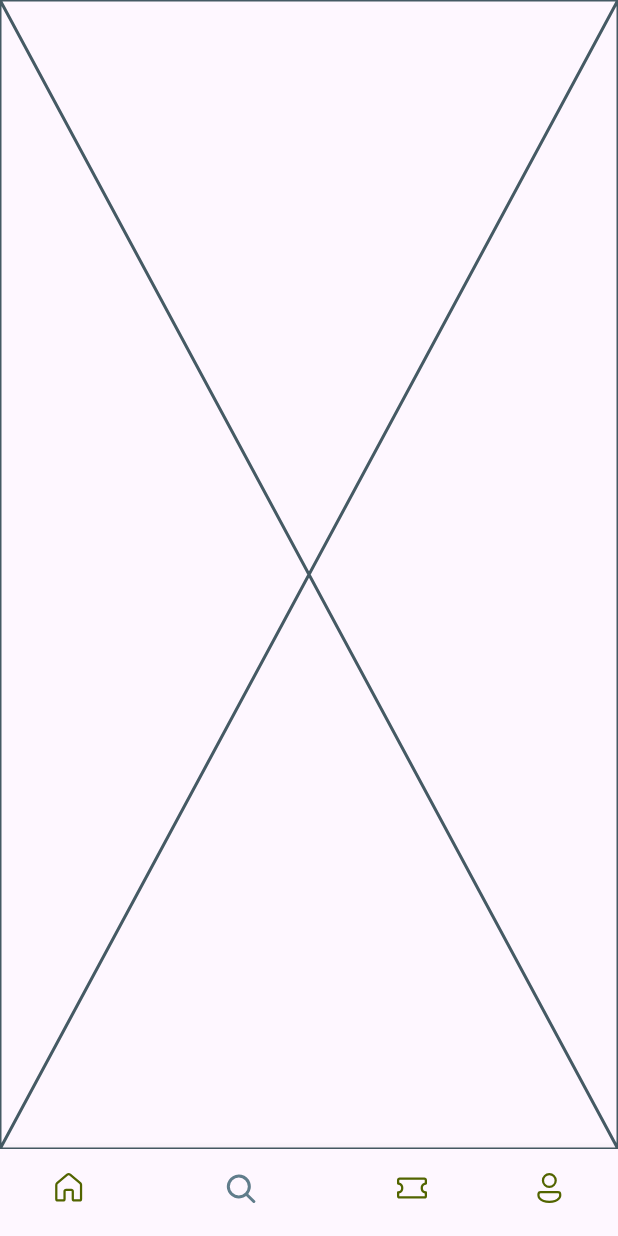
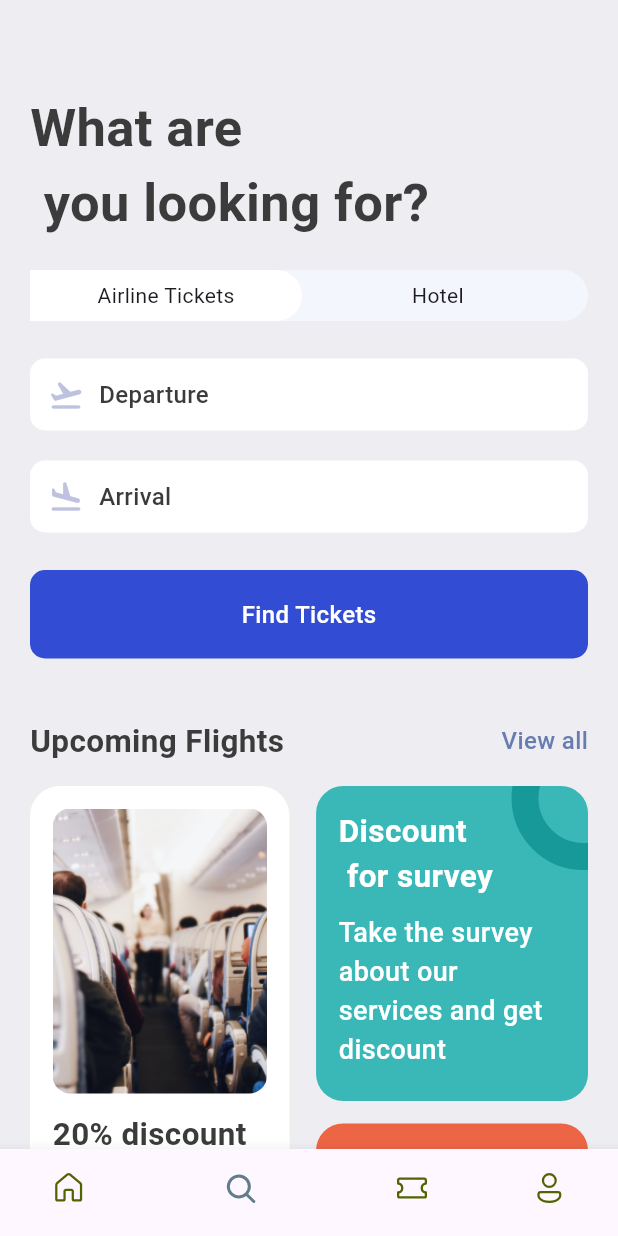
Before and after one commit to jose-oyuko/ticket-app, a Flutter app: the screen it shows after launch, item 2 of the bottom bar chosen, on a phone screen of 412 x 824 dp. Run offline on Flutter 3.47's test engine with Material 3 defaults, Android fonts, the phone set to English and light mode, and no system bars; our stand-ins replace fluentui_icons.

Commit message:
added search screen

```diff
--- a/lib/base/res/media.dart
+++ b/lib/base/res/media.dart
@@ -2,4 +2,5 @@ class AppMedia {
   static const _baseImage = "assets/assets/images";
   static const logo = '$_baseImage/logo.png';
   static const hotelRoom = '$_baseImage/hotel_room.png';
+  static const planeSit = '$_baseImage/plane_sit.jpg';
 }
--- a/lib/base/res/style/app_styles.dart
+++ b/lib/base/res/style/app_styles.dart
@@ -9,6 +9,9 @@ class AppStyles {
   static Color ticketBlue = const Color(0xff526799);
   static Color tickectOrange = const Color(0xFFF37B67);
   static Color kakiColor = const Color(0xFFd2bdb6);
+  static Color planeColor = const Color(0xFFBFC2DF);
+  static Color findTicketColor = const Color(0xD91130CE);
+  static Color circleColor = const Color(0xFF189999);
   static TextStyle textStyle = TextStyle(
     fontSize: 16,
     fontWeight: FontWeight.w500,
--- a/lib/main.dart
+++ b/lib/main.dart
@@ -1,7 +1,7 @@
 import 'package:flutter/material.dart';
 import 'package:flutter_projects/base/bottom_nav_bar.dart';
 import 'package:flutter_projects/base/utils/app_routes.dart';
-import 'package:flutter_projects/screens/all_tickets.dart';
+import 'package:flutter_projects/screens/home/all_tickets.dart';
 
 void main() {
   runApp(const MyApp());
--- a/lib/screens/search/search_screen.dart
+++ b/lib/screens/search/search_screen.dart
@@ -1,10 +1,48 @@
 import 'package:flutter/material.dart';
+import 'package:flutter_projects/base/res/style/app_styles.dart';
+import 'package:flutter_projects/base/widgets/app_double_text.dart';
+import 'package:flutter_projects/screens/search/widgets/app_text_icon.dart';
+import 'package:flutter_projects/screens/search/widgets/app_ticket_tabs.dart';
+import 'package:flutter_projects/screens/search/widgets/find_tickets.dart';
+import 'package:flutter_projects/screens/search/widgets/ticket_promotion.dart';
 
 class SearchScreen extends StatelessWidget {
   const SearchScreen({super.key});
 
   @override
   Widget build(BuildContext context) {
-    return const Placeholder();
+    return Scaffold(
+      backgroundColor: AppStyles.bgColor,
+      body: ListView(
+        padding: EdgeInsets.symmetric(horizontal: 20, vertical: 20),
+        children: [
+          SizedBox(height: 40),
+          Text(
+            "What are \n you looking for?",
+            style: AppStyles.headLineStyle1.copyWith(fontSize: 35),
+          ),
+          SizedBox(height: 20),
+          const AppTicketTabs(),
+          const SizedBox(height: 25),
+          const AppTextIcon(
+            icon: Icons.flight_takeoff_rounded,
+            text: 'Departure',
+          ),
+          const SizedBox(height: 20),
+          const AppTextIcon(icon: Icons.flight_land_rounded, text: 'Arrival'),
+          const SizedBox(height: 25),
+          const FindTickets(),
+          const SizedBox(height: 40),
+          AppDoubleText(
+            bigText: "Upcoming Flights",
+            smallText: "View all",
+            func: () => {},
+          ),
+          const SizedBox(height: 15),
+
+          const TicketPromotion(),
+        ],
+      ),
+    );
   }
 }
--- /dev/null
+++ b/lib/screens/search/widgets/app_text_icon.dart
@@ -0,0 +1,26 @@
+import 'package:flutter/material.dart';
+import 'package:flutter_projects/base/res/style/app_styles.dart';
+
+class AppTextIcon extends StatelessWidget {
+  final IconData icon;
+  final String text;
+  const AppTextIcon({super.key, required this.icon, required this.text});
+
+  @override
+  Widget build(BuildContext context) {
+    return Container(
+      padding: EdgeInsets.symmetric(vertical: 12, horizontal: 12),
+      decoration: BoxDecoration(
+        borderRadius: BorderRadius.circular(10),
+        color: Colors.white,
+      ),
+      child: Row(
+        children: [
+          Icon(icon, color: AppStyles.planeColor),
+          const SizedBox(width: 10),
+          Text(text, style: AppStyles.textStyle),
+        ],
+      ),
+    );
+  }
+}
--- /dev/null
+++ b/lib/screens/search/widgets/app_ticket_tabs.dart
@@ -0,0 +1,26 @@
+import 'package:flutter/material.dart';
+import 'package:flutter_projects/screens/search/widgets/search_text_container.dart';
+
+class AppTicketTabs extends StatelessWidget {
+  const AppTicketTabs({super.key});
+
+  @override
+  Widget build(BuildContext context) {
+    return Container(
+      decoration: BoxDecoration(
+        borderRadius: BorderRadius.circular(50),
+        color: Color(0xfff4f6fd),
+      ),
+      child: Row(
+        children: [
+          SearchTextContainer(text: "Airline Tickets", color: Colors.white),
+          SearchTextContainer(
+            text: "Hotel",
+            color: Colors.transparent,
+            right: false,
+          ),
+        ],
+      ),
+    );
+  }
+}
--- /dev/null
+++ b/lib/screens/search/widgets/find_tickets.dart
@@ -0,0 +1,23 @@
+import 'package:flutter/material.dart';
+import 'package:flutter_projects/base/res/style/app_styles.dart';
+
+class FindTickets extends StatelessWidget {
+  const FindTickets({super.key});
+
+  @override
+  Widget build(BuildContext context) {
+    return Container(
+      padding: EdgeInsets.symmetric(vertical: 18, horizontal: 18),
+      decoration: BoxDecoration(
+        borderRadius: BorderRadius.circular(10),
+        color: AppStyles.findTicketColor,
+      ),
+      child: Center(
+        child: Text(
+          "Find Tickets",
+          style: AppStyles.textStyle.copyWith(color: Colors.white),
+        ),
+      ),
+    );
+  }
+}
--- /dev/null
+++ b/lib/screens/search/widgets/search_text_container.dart
@@ -0,0 +1,30 @@
+import 'package:flutter/material.dart';
+
+class SearchTextContainer extends StatelessWidget {
+  final String text;
+  final Color color;
+  final bool right;
+  const SearchTextContainer({
+    super.key,
+    required this.text,
+    required this.color,
+    this.right = true,
+  });
+
+  @override
+  Widget build(BuildContext context) {
+    final size = MediaQuery.of(context).size;
+    return Container(
+      padding: EdgeInsets.symmetric(vertical: 7),
+      width: size.width * .44,
+      decoration: BoxDecoration(
+        color: color,
+        borderRadius:
+            right == true
+                ? const BorderRadius.horizontal(right: Radius.circular(50))
+                : const BorderRadius.horizontal(left: Radius.circular(50)),
+      ),
+      child: Center(child: Text(text)),
+    );
+  }
+}
--- /dev/null
+++ b/lib/screens/search/widgets/ticket_promotion.dart
@@ -0,0 +1,133 @@
+import 'package:flutter/material.dart';
+import 'package:flutter_projects/base/res/media.dart';
+import 'package:flutter_projects/base/res/style/app_styles.dart';
+
+class TicketPromotion extends StatelessWidget {
+  const TicketPromotion({super.key});
+
+  @override
+  Widget build(BuildContext context) {
+    final size = MediaQuery.of(context).size;
+    return Row(
+      mainAxisAlignment: MainAxisAlignment.spaceBetween,
+      children: [
+        Container(
+          padding: EdgeInsets.symmetric(horizontal: 15, vertical: 15),
+          width: size.width * .42,
+          height: 435,
+          decoration: BoxDecoration(
+            borderRadius: BorderRadius.circular(20),
+            color: Colors.white,
+            boxShadow: [
+              BoxShadow(
+                color: Colors.grey.shade200,
+                blurRadius: 1,
+                spreadRadius: 2,
+              ),
+            ],
+          ),
+          child: Column(
+            children: [
+              Container(
+                height: 190,
+                decoration: BoxDecoration(
+                  borderRadius: BorderRadius.circular(12),
+                  image: DecorationImage(
+                    fit: BoxFit.cover,
+                    image: AssetImage(AppMedia.planeSit),
+                  ),
+                ),
+              ),
+              SizedBox(height: 12),
+              Text(
+                "20% discount on the ealry booking  of this flight. Don't miss",
+                style: AppStyles.headLineStyle2,
+              ),
+            ],
+          ),
+        ),
+        Column(
+          children: [
+            Stack(
+              children: [
+                Container(
+                  padding: EdgeInsets.symmetric(vertical: 15, horizontal: 15),
+                  width: size.width * .44,
+                  height: 210,
+                  decoration: BoxDecoration(
+                    color: const Color(0xFF3AB8B8),
+                    borderRadius: BorderRadius.circular(18),
+                  ),
+                  child: Column(
+                    crossAxisAlignment: CrossAxisAlignment.start,
+                    children: [
+                      Text(
+                        "Discount\n for survey",
+                        style: AppStyles.headLineStyle2.copyWith(
+                          fontWeight: FontWeight.bold,
+                          color: Colors.white,
+                        ),
+                      ),
+                      SizedBox(height: 10),
+                      Text(
+                        "Take the survey about our services and get discount",
+                        style: AppStyles.headLineStyle2.copyWith(
+                          fontWeight: FontWeight.w500,
+                          color: Colors.white,
+                          fontSize: 18,
+                        ),
+                      ),
+                    ],
+                  ),
+                ),
+                Positioned(
+                  right: -45,
+                  top: -40,
+                  child: Container(
+                    padding: EdgeInsets.all(30),
+                    decoration: BoxDecoration(
+                      shape: BoxShape.circle,
+                      border: Border.all(
+                        width: 18,
+                        color: AppStyles.circleColor,
+                      ),
+                    ),
+                  ),
+                ),
+              ],
+            ),
+            SizedBox(height: 15),
+            Container(
+              padding: EdgeInsets.symmetric(vertical: 15, horizontal: 15),
+              width: size.width * .44,
+              height: 210,
+              decoration: BoxDecoration(
+                color: const Color(0xFFEC6545),
+                borderRadius: BorderRadius.circular(18),
+              ),
+              child: Column(
+                children: [
+                  Text(
+                    "Take Love",
+                    style: AppStyles.headLineStyle2.copyWith(
+                      color: Colors.white,
+                    ),
+                  ),
+                  RichText(
+                    text: TextSpan(
+                      children: [
+                        TextSpan(text: '😍', style: TextStyle(fontSize: 30)),
+                        TextSpan(text: '🥰', style: TextStyle(fontSize: 50)),
+                        TextSpan(text: '😘', style: TextStyle(fontSize: 30)),
+                      ],
+                    ),
+                  ),
+                ],
+              ),
+            ),
+          ],
+        ),
+      ],
+    );
+  }
+}
```
